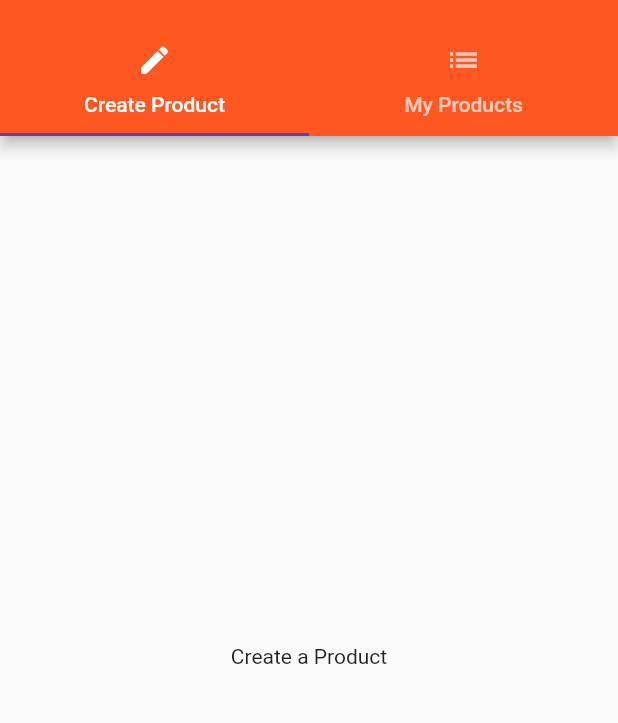
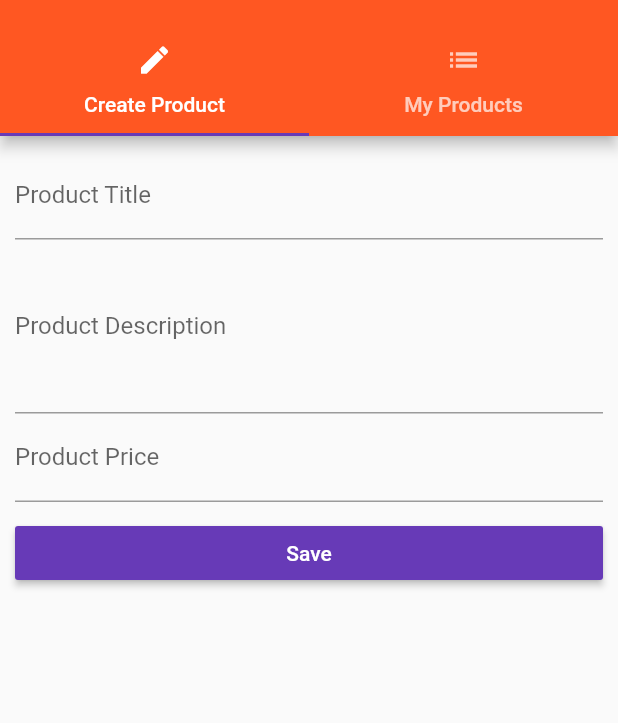
Before and after one commit to naveenvignesh5/flutter-demo, a Flutter app: the ProductsAdminPage screen opened by its route, on a phone screen of 412 x 824 dp, the part 59-782 px from its top. Run offline on Flutter 3.47's test engine with Material 2 defaults, Android fonts, the phone set to English and light mode, and no system bars; missing offline and left inert: onesignal.

Commit message:
Refractors navigation

```diff
--- a/lib/pages/product_create.dart
+++ b/lib/pages/product_create.dart
@@ -1,9 +1,74 @@
 import 'package:flutter/material.dart';
 
-class ProductCreatePage extends StatelessWidget {
+class ProductCreatePage extends StatefulWidget {
+  final Function addProduct;
+
+  ProductCreatePage(this.addProduct);
+
+  _ProductCreatePageState createState() => _ProductCreatePageState();
+}
+
+class _ProductCreatePageState extends State<ProductCreatePage> {
+  String titleValue = '';
+  String descriptionValue = '';
+  double priceValue = 0.0;
+
   @override
   Widget build(BuildContext context) {
-    // TODO: implement build
-    return Center(child: Text('Create a Product'));
+    return Container(
+      margin: EdgeInsets.all(10.0),
+      child: ListView(
+        children: <Widget>[
+          TextField(
+            decoration: InputDecoration(
+              labelText: 'Product Title',
+            ),
+            onChanged: (String value) {
+              setState(() {
+                titleValue = value;
+              });
+            },
+          ),
+          TextField(
+            decoration: InputDecoration(
+              labelText: 'Product Description',
+            ),
+            maxLines: 4,
+            onChanged: (String value) {
+              setState(() {
+                descriptionValue = value;
+              });
+            },
+          ),
+          TextField(
+            decoration: InputDecoration(
+              labelText: 'Product Price',
+            ),
+            keyboardType: TextInputType.number,
+            onChanged: (String value) {
+              setState(() {
+                priceValue = double.parse(value);
+              });
+            },
+          ),
+          SizedBox(height: 10.0),
+          RaisedButton(
+            color: Theme.of(context).accentColor,
+            textColor: Colors.white,
+            child: Text('Save'),
+            onPressed: () {
+              final Map<String, dynamic> product = {
+                'title': titleValue,
+                'description': descriptionValue,
+                'price': priceValue,
+                'image': 'assets/food.jpg',
+              };
+              widget.addProduct(product);
+              Navigator.pushReplacementNamed(context, '/');
+            },
+          ),
+        ],
+      ),
+    );
   }
 }
--- a/lib/pages/products_admin.dart
+++ b/lib/pages/products_admin.dart
@@ -1,10 +1,14 @@
 import 'package:flutter/material.dart';
 
-import './products.dart';
 import './product_create.dart';
 import './product_list.dart';
 
 class ProductsAdminPage extends StatelessWidget {
+  final Function addProduct;
+  final Function deleteProduct;
+
+  ProductsAdminPage(this.addProduct, this.deleteProduct);
+
   @override
   Widget build(BuildContext context) {
     return DefaultTabController(
@@ -20,7 +24,7 @@ class ProductsAdminPage extends StatelessWidget {
               ListTile(
                 title: Text('All Products'),
                 onTap: () {
-                  Navigator.pushReplacementNamed(context, '/');
+                  Navigator.pushReplacementNamed(context, '/products');
                 },
               ),
             ],
@@ -43,7 +47,7 @@ class ProductsAdminPage extends StatelessWidget {
         ),
         body: TabBarView(
           children: <Widget>[
-            ProductCreatePage(),
+            ProductCreatePage(addProduct),
             ProductListPage(),
           ],
         ),
```
Also changed, not shown: lib/main.dart (+8 -7 lines), lib/pages/auth.dart (+36 -8 lines), lib/pages/product.dart (+27 -1 lines), lib/pages/products.dart (+3 -5 lines), lib/product_control.dart (deleted, +0 -21 lines), lib/product_manager.dart (+3 -10 lines), lib/products.dart (+3 -10 lines).
